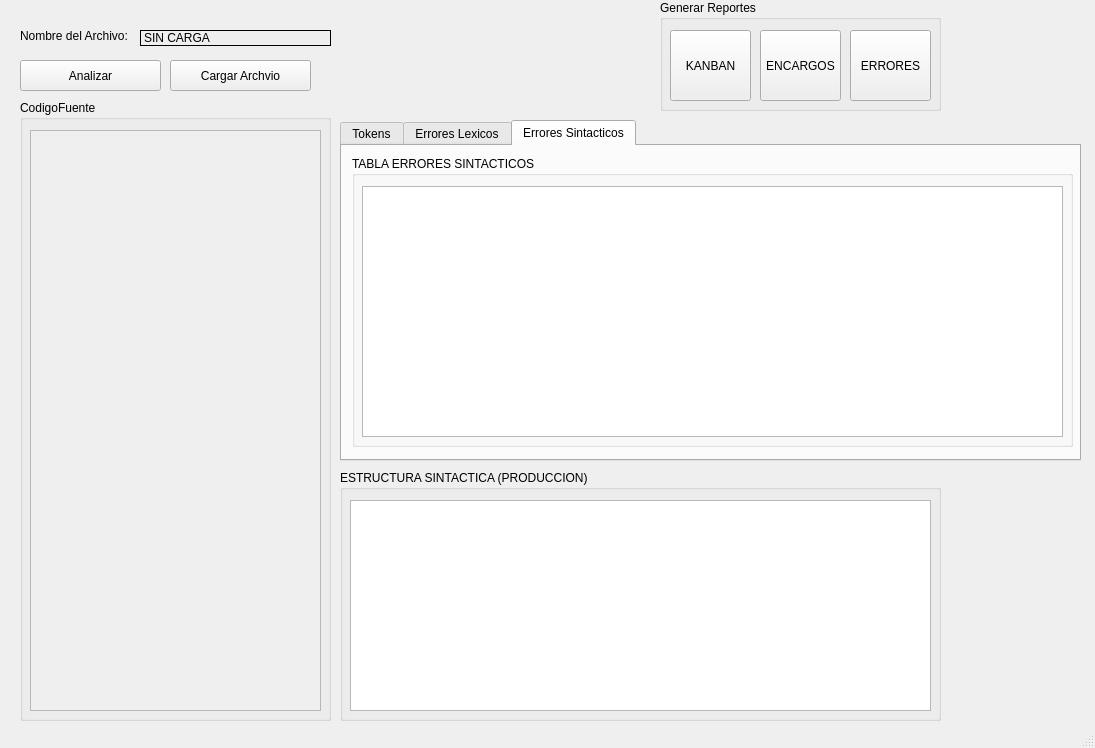
Old version of the form TaskScript/mainwindow.ui in the repository MiguelAlvarez-202406012/LFP_1S2026_202406012.
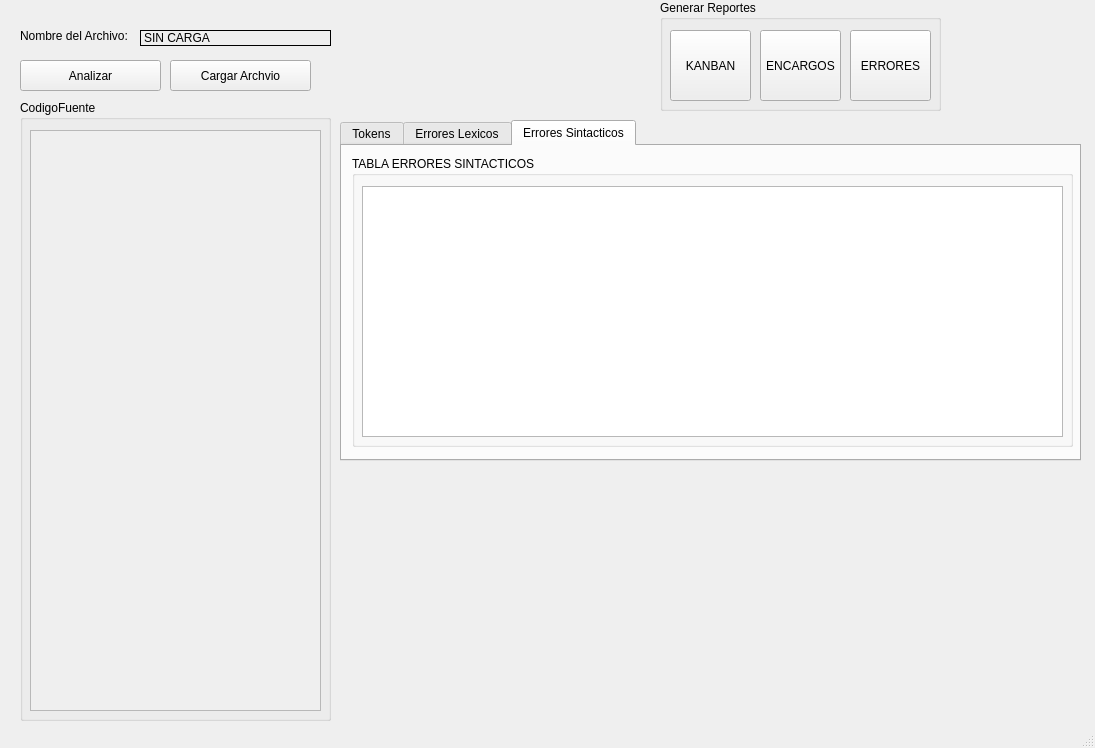
New version of the form. The open tabs and pages were chosen to show the change. Icons and pictures are not drawn.

What changed in the file:
```diff
--- a/TaskScript/mainwindow.ui
+++ b/TaskScript/mainwindow.ui
@@ -265,29 +265,6 @@
      </property>
     </widget>
    </widget>
-   <widget class="QGroupBox" name="groupBox_5">
-    <property name="geometry">
-     <rect>
-      <x>340</x>
-      <y>470</y>
-      <width>601</width>
-      <height>251</height>
-     </rect>
-    </property>
-    <property name="title">
-     <string>ESTRUCTURA SINTACTICA (PRODUCCION)</string>
-    </property>
-    <widget class="QTextEdit" name="tbl_production">
-     <property name="geometry">
-      <rect>
-       <x>10</x>
-       <y>30</y>
-       <width>581</width>
-       <height>211</height>
-      </rect>
-     </property>
-    </widget>
-   </widget>
   </widget>
   <widget class="QStatusBar" name="statusbar"/>
  </widget>
```
Left out of the diff: 2 changed lines with no effect on the pictures.
